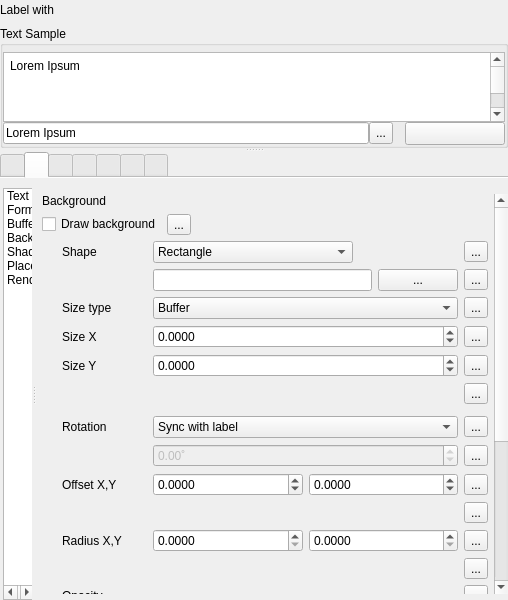
qgis/QGIS, file src/ui/qgstextformatwidgetbase.ui: the form before one commit.
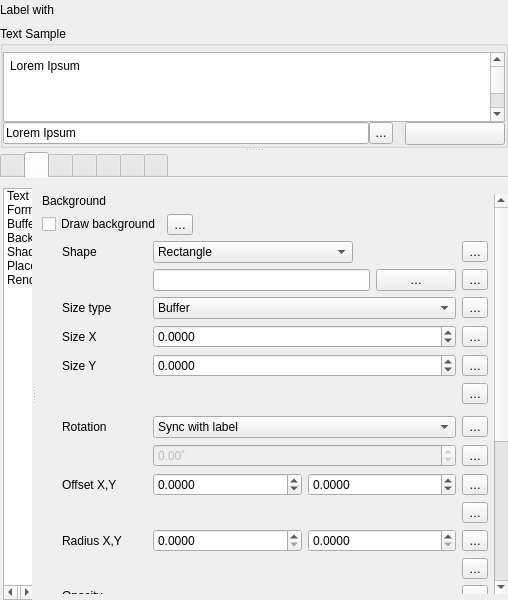
The form after the commit. The open tabs and pages were chosen to show the change. Icons and pictures are not drawn. Custom widgets are drawn as their Qt base class.

```diff
--- a/src/ui/qgstextformatwidgetbase.ui
+++ b/src/ui/qgstextformatwidgetbase.ui
@@ -218,7 +218,7 @@
                <string>Reset sample text</string>
               </property>
               <property name="text">
-               <string>...</string>
+               <string>…</string>
               </property>
               <property name="icon">
                <iconset resource="../../images/images.qrc">
@@ -2441,7 +2441,7 @@
                         <item row="1" column="1">
                          <widget class="QgsPropertyOverrideButton" name="mShapeDrawDDBtn">
                           <property name="text">
-                           <string>...</string>
+                           <string>…</string>
                           </property>
                          </widget>
                         </item>
@@ -2538,14 +2538,14 @@
                            <item row="4" column="2">
                             <widget class="QgsPropertyOverrideButton" name="mShapeSizeYDDBtn">
                              <property name="text">
-                              <string>...</string>
+                              <string>…</string>
                              </property>
                             </widget>
                            </item>
                            <item row="11" column="2">
                             <widget class="QgsPropertyOverrideButton" name="mShapeOffsetUnitsDDBtn">
                              <property name="text">
-                              <string>...</string>
+                              <string>…</string>
                              </property>
                             </widget>
                            </item>
@@ -2604,7 +2604,7 @@
                            <item row="13" column="2">
                             <widget class="QgsPropertyOverrideButton" name="mShapeRadiusUnitsDDBtn">
                              <property name="text">
-                              <string>...</string>
+                              <string>…</string>
                              </property>
                             </widget>
                            </item>
@@ -2624,7 +2624,7 @@
                            <item row="2" column="2">
                             <widget class="QgsPropertyOverrideButton" name="mShapeSizeTypeDDBtn">
                              <property name="text">
-                              <string>...</string>
+                              <string>…</string>
                              </property>
                             </widget>
                            </item>
@@ -2638,7 +2638,7 @@
                            <item row="0" column="2">
                             <widget class="QgsPropertyOverrideButton" name="mShapeTypeDDBtn">
                              <property name="text">
-                              <string>...</string>
+                              <string>…</string>
                              </property>
                             </widget>
                            </item>
@@ -2693,7 +2693,7 @@
                            <item row="14" column="2">
                             <widget class="QgsPropertyOverrideButton" name="mShapeOpacityDDBtn">
                              <property name="text">
-                              <string>...</string>
+                              <string>…</string>
                              </property>
                             </widget>
                            </item>
@@ -2717,7 +2717,7 @@
                            <item row="3" column="2">
                             <widget class="QgsPropertyOverrideButton" name="mShapeSizeXDDBtn">
                              <property name="text">
-                              <string>...</string>
+                              <string>…</string>
                              </property>
                             </widget>
                            </item>
@@ -2762,7 +2762,7 @@
                            <item row="12" column="2">
                             <widget class="QgsPropertyOverrideButton" name="mShapeRadiusDDBtn">
                              <property name="text">
-                              <string>...</string>
+                              <string>…</string>
                              </property>
                             </widget>
                            </item>
@@ -2776,7 +2776,7 @@
                            <item row="8" column="2">
                             <widget class="QgsPropertyOverrideButton" name="mShapeRotationDDBtn">
                              <property name="text">
-                              <string>...</string>
+                              <string>…</string>
                              </property>
                             </widget>
                            </item>
@@ -2835,7 +2835,7 @@
                            <item row="9" column="2">
                             <widget class="QgsPropertyOverrideButton" name="mShapeOffsetDDBtn">
                              <property name="text">
-                              <string>...</string>
+                              <string>…</string>
                              </property>
                             </widget>
                            </item>
@@ -2893,7 +2893,7 @@
                            <item row="7" column="2">
                             <widget class="QgsPropertyOverrideButton" name="mShapeRotationTypeDDBtn">
                              <property name="text">
-                              <string>...</string>
+                              <string>…</string>
                              </property>
                             </widget>
                            </item>
@@ -2970,7 +2970,7 @@
                            <item row="5" column="2">
                             <widget class="QgsPropertyOverrideButton" name="mShapeSizeUnitsDDBtn">
                              <property name="text">
-                              <string>...</string>
+                              <string>…</string>
                              </property>
                             </widget>
                            </item>
@@ -3085,14 +3085,14 @@
                               <item>
                                <widget class="QPushButton" name="mShapeSVGSelectorBtn">
                                 <property name="text">
-                                 <string>...</string>
+                                 <string>…</string>
                                 </property>
                                </widget>
                               </item>
                               <item>
                                <widget class="QgsPropertyOverrideButton" name="mShapeSVGPathDDBtn">
                                 <property name="text">
-                                 <string>...</string>
+                                 <string>…</string>
                                 </property>
                                </widget>
                               </item>
```
Left out of the diff: 160 changed lines with no effect on the pictures.
